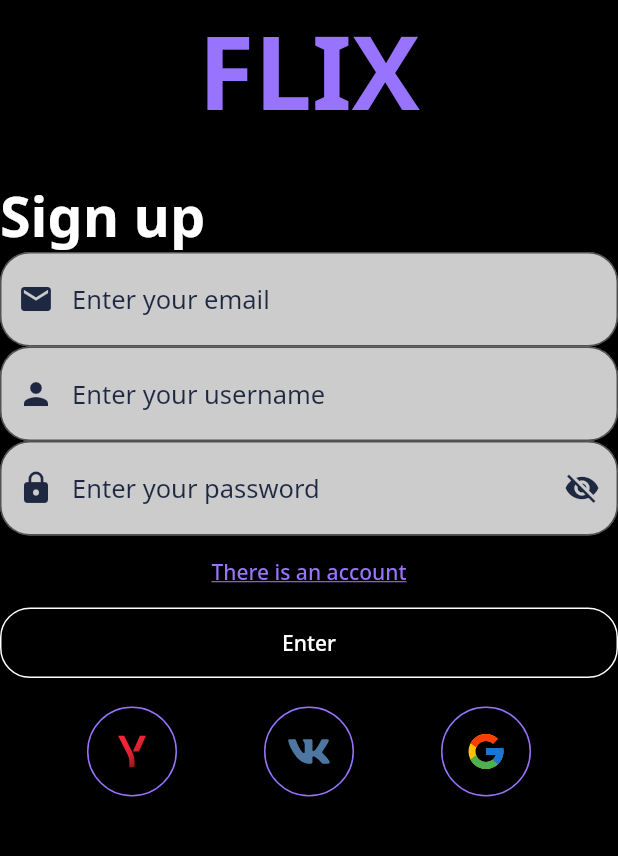
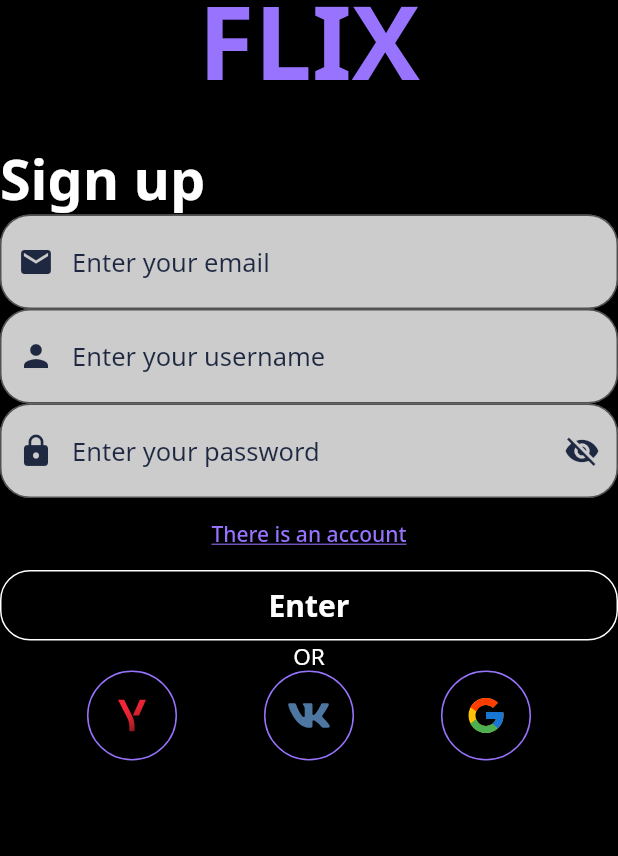
Before and after one commit to PavelJk/manga_app, a Flutter app: the SingupPage screen opened by its route, on a phone screen of 412 x 824 dp, the part 75-931 px from its top. Run offline on Flutter 3.47's test engine with Material 2 defaults, Android fonts, the phone set to English and light mode, and no system bars; our stand-ins replace flutter_svg.

Commit message:
Добавлен новый стиль, для текста

```diff
--- a/lib/style/text_app.dart
+++ b/lib/style/text_app.dart
@@ -4,6 +4,7 @@ import 'package:manga_app/style/color_app.dart';
 class TextStyleApp {
   static const headerOne = TextStyle(
     color: ColorApp.violet,
+    height: 1,
     fontSize: 68,
     fontWeight: FontWeight.bold,
   );
@@ -12,7 +13,7 @@ class TextStyleApp {
     fontSize: 37,
     fontWeight: FontWeight.bold,
   );
-  static const bodyStyleOne = TextStyle(
+  static const bodyOne = TextStyle(
     fontSize: 20,
     fontWeight: FontWeight.bold,
   );
@@ -21,4 +22,8 @@ class TextStyleApp {
     fontSize: 17,
     fontWeight: FontWeight.w400,
   );
+  static const bodeTwo = TextStyle(
+    fontSize: 15,
+    color: ColorApp.white,
+  );
 }
```
